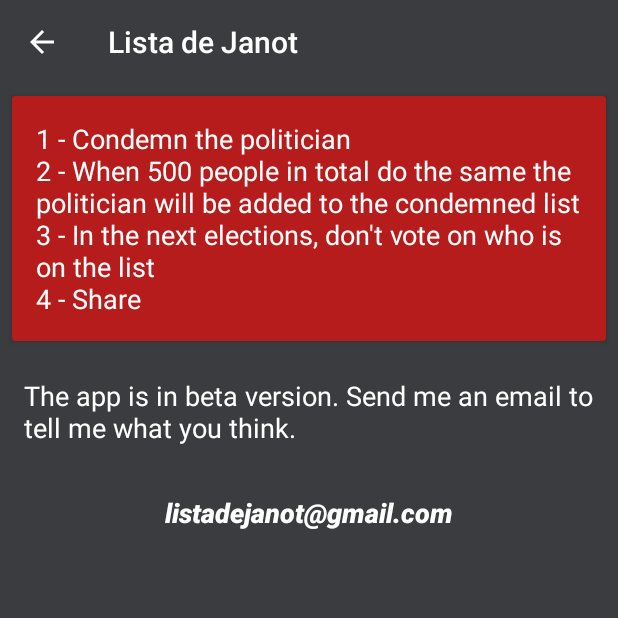
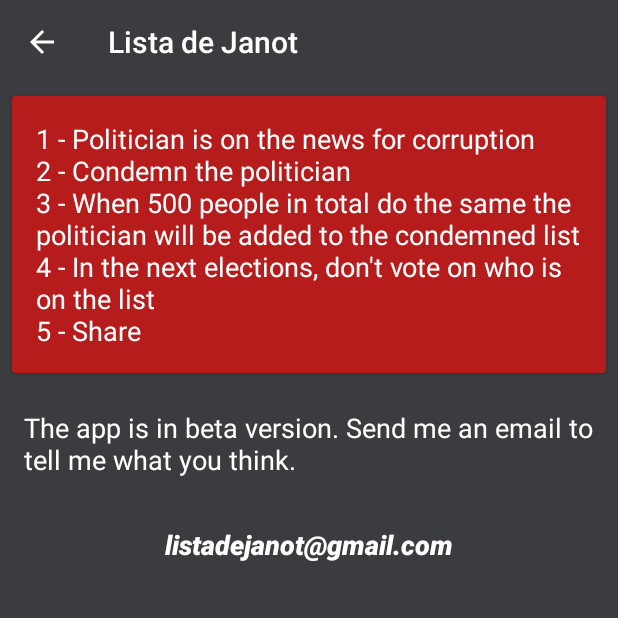
Before and after one commit to AndreHaueisen/TheList, an Android app: the InformationPresenterActivity screen opened directly, with no data from a screen before it, on a phone screen of 412 x 824 dp, the top half of it. Run offline under Robolectric (Android 15) with nearby library versions, the phone set to English and light mode, and no system bars; our stand-ins replace RxJava.

Commit message:
change: made strings better add: readme file add: walkthrough video

```diff
--- a/app/src/main/res/values/strings.xml
+++ b/app/src/main/res/values/strings.xml
@@ -46,7 +46,7 @@
     </plurals>
 
     <!--f_information strings-->
-    <string name="understand_app_motivation">1 - Condemn the politician\n2 - When %1$d people in total do the same the politician will be added to the condemned list\n3 - In the next elections, don\'t vote on who is on the list\n4 - Share</string>
+    <string name="understand_app_motivation">1 - Politician is on the news for corruption\n2 - Condemn the politician\n3 - When %1$d people in total do the same the politician will be added to the condemned list\n4 - In the next elections, don\'t vote on who is on the list\n5 - Share</string>
     <string name="beta_warning">The app is in beta version. Send me an email to tell me what you think.</string>
     <string name="contact_email" translatable="false">listadejanot@gmail.com</string>
     <string name="subject_email">App suggestions</string>
```
Also changed, not shown: app/build.gradle (+0 -17 lines), 3 other files.
